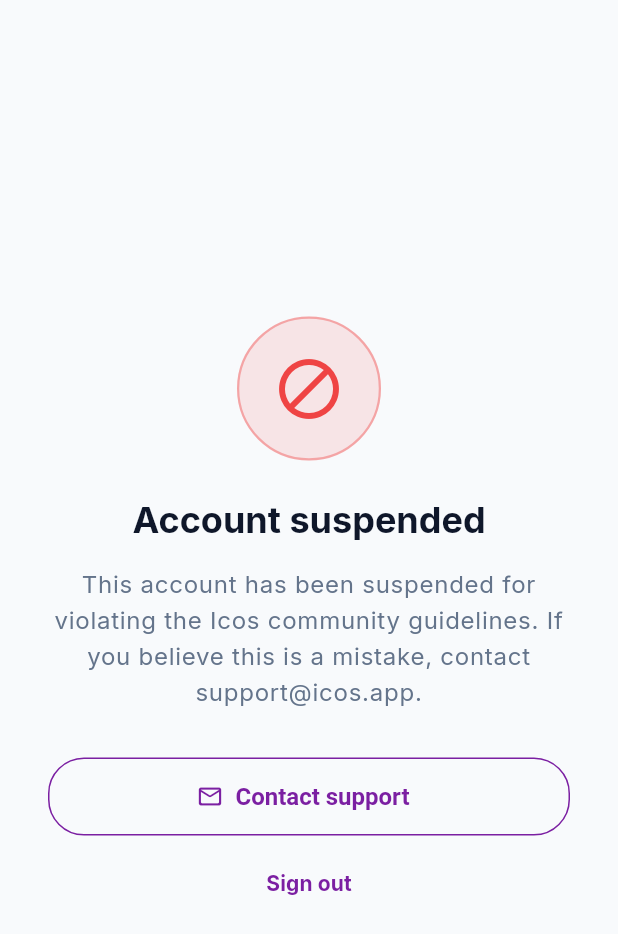
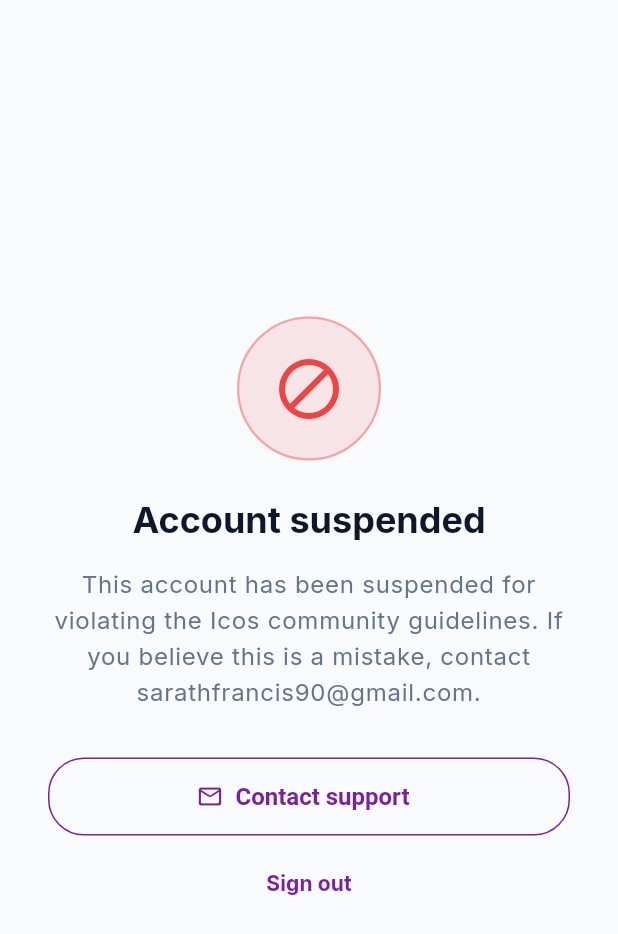
Before and after one commit to sarathfrancis90/Zip, a Flutter app: the BannedScreen screen opened by its route, on a phone screen of 412 x 824 dp. Shown: the top 934 px of the screen. Run offline on Flutter 3.47's test engine with Material 3 defaults, Android fonts, the phone set to English and light mode, and no system bars; our stand-ins replace audioplayers, confetti, connectivity_plus, firebase_analytics, firebase_core, firebase_crashlytics and 20 more; accounts and stored records are empty; generated files the repository leaves out were written again; network calls fail; statements that could not run were skipped; project files that could hold a hidden picture were left out.

Commit message:
Domain: icos.sarathfrancis.work; fix Play Store URL package id
- Deep links, privacy/terms URLs, auth redirects, store metadata and docs
  now point at the icos.sarathfrancis.work subdomain (docs/CNAME added)
- apple-app-site-association filled with Team ID H845PX7Q62
- assetlinks.json carries the upload-key SHA-256; Play App Signing cert
  to be added after the first Play upload
- app_config_service pointed at the correct Play package com.icos.game
- Support email now a real address

Co-Authored-By: Claude Opus 5 <noreply@anthropic.com>

```diff
--- a/lib/core/services/app_config_service.dart
+++ b/lib/core/services/app_config_service.dart
@@ -29,7 +29,7 @@ class AppConfig {
   final Map<String, String> storeUrls;
 
   static const androidPlayStoreFallback =
-      'https://play.google.com/store/apps/details?id=com.icos.app';
+      'https://play.google.com/store/apps/details?id=com.icos.game';
   static const iosAppStoreFallback = 'https://apps.apple.com/app/icos';
 
   /// Store URL for the current platform (or [platformOverride] in tests).
--- a/lib/features/groups/domain/invite_code.dart
+++ b/lib/features/groups/domain/invite_code.dart
@@ -9,7 +9,7 @@ abstract final class InviteCode {
       RegExp('^[A-Z0-9]{${AppSizes.inviteCodeLength}}\$');
 
   /// Public deep-link base used in share text and QR codes.
-  static const String joinBaseUrl = 'https://icos.app/join';
+  static const String joinBaseUrl = 'https://icos.sarathfrancis.work/join';
 
   /// Trims, strips whitespace/dashes and upper-cases the raw input so that
   /// "ab-c 12d" becomes "ABC12D".
--- a/lib/features/groups/presentation/join_group_screen.dart
+++ b/lib/features/groups/presentation/join_group_screen.dart
@@ -12,7 +12,7 @@ import '../providers/groups_provider.dart';
 import 'widgets/account_required_card.dart';
 import 'widgets/group_ui.dart';
 
-/// Deep-link target for `/join/:code` (and `https://icos.app/join/CODE`).
+/// Deep-link target for `/join/:code` (and `https://icos.sarathfrancis.work/join/CODE`).
 ///
 /// Anonymous users see the account gate; signed-in users are joined
 /// automatically and forwarded to the group.
--- a/lib/features/profile/presentation/profile_screen.dart
+++ b/lib/features/profile/presentation/profile_screen.dart
@@ -21,8 +21,8 @@ import '../providers/profile_provider.dart';
 import 'widgets/colorblind_selector.dart';
 import 'widgets/edit_name_dialog.dart';
 
-const String kPrivacyPolicyUrl = 'https://icos.app/privacy-policy.html';
-const String kTermsUrl = 'https://icos.app/terms.html';
+const String kPrivacyPolicyUrl = 'https://icos.sarathfrancis.work/privacy-policy.html';
+const String kTermsUrl = 'https://icos.sarathfrancis.work/terms.html';
 
 class ProfileScreen extends ConsumerStatefulWidget {
   const ProfileScreen({super.key});
--- a/lib/shared/widgets/blocking_screens.dart
+++ b/lib/shared/widgets/blocking_screens.dart
@@ -79,7 +79,7 @@ class BannedScreen extends StatelessWidget {
 
   final VoidCallback? onSignOut;
 
-  static const supportEmail = 'support@icos.app';
+  static const supportEmail = 'sarathfrancis90@gmail.com';
 
   Future<void> _contactSupport() async {
     final uri = Uri(
--- a/release/google-play/store_listing.txt
+++ b/release/google-play/store_listing.txt
@@ -44,10 +44,10 @@ CATEGORY: Puzzle
 CONTENT RATING: Everyone
 
 PRIVACY POLICY URL:
-https://icos.app/privacy-policy.html
+https://icos.sarathfrancis.work/privacy-policy.html
 
 WEBSITE:
-https://icos.app/
+https://icos.sarathfrancis.work/
 
 CONTACT EMAIL:
 sarathfrancis90@gmail.com
```
Also changed, not shown: docs/.well-known/assetlinks.json, 15 other files.
